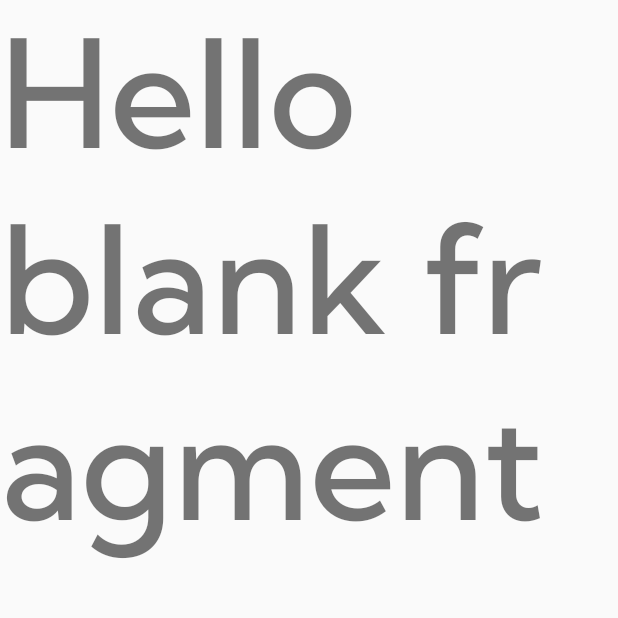
After one commit to zani22ef/TA-PM1-22DX-MMC, an Android app: the fragment ViewPagerFragment shown on its own in the app's theme, on a phone screen of 412 x 824 dp, the top half of it. The commit adds this screen. Run offline under Robolectric (Android 15) with nearby library versions, the phone set to English and light mode, and no system bars.

Commit message:
heru: membuat/menambahkan ViewPagerFragmenr

```diff
--- /dev/null
+++ b/Program/app/src/main/java/com/uti/turtleguard/onboarding/ViewPagerFragment.kt
@@ -0,0 +1,62 @@
+package com.uti.turtleguard.onboarding
+
+import android.os.Bundle
+import androidx.fragment.app.Fragment
+import android.view.LayoutInflater
+import android.view.View
+import android.view.ViewGroup
+import com.uti.turtleguard.R
+
+// TODO: Rename parameter arguments, choose names that match
+// the fragment initialization parameters, e.g. ARG_ITEM_NUMBER
+private const val ARG_PARAM1 = "param1"
+private const val ARG_PARAM2 = "param2"
+
+/**
+ * A simple [Fragment] subclass.
+ * Use the [ViewPagerFragment.newInstance] factory method to
+ * create an instance of this fragment.
+ */
+class ViewPagerFragment : Fragment() {
+    // TODO: Rename and change types of parameters
+    private var param1: String? = null
+    private var param2: String? = null
+
+    override fun onCreate(savedInstanceState: Bundle?) {
+        super.onCreate(savedInstanceState)
+        arguments?.let {
+            param1 = it.getString(ARG_PARAM1)
+            param2 = it.getString(ARG_PARAM2)
+        }
+    }
+
+    override fun onCreateView(
+        inflater: LayoutInflater, container: ViewGroup?,
+        savedInstanceState: Bundle?
+    ): View? {
+        // Inflate the layout for this fragment
+        val view = inflater.inflate(R.layout.fragment_view_pager, container, false)
+        return view
+
+    }
+
+    companion object {
+        /**
+         * Use this factory method to create a new instance of
+         * this fragment using the provided parameters.
+         *
+         * @param param1 Parameter 1.
+         * @param param2 Parameter 2.
+         * @return A new instance of fragment ViewPagerFragment.
+         */
+        // TODO: Rename and change types and number of parameters
+        @JvmStatic
+        fun newInstance(param1: String, param2: String) =
+            ViewPagerFragment().apply {
+                arguments = Bundle().apply {
+                    putString(ARG_PARAM1, param1)
+                    putString(ARG_PARAM2, param2)
+                }
+            }
+    }
+}
--- /dev/null
+++ b/Program/app/src/main/res/layout/fragment_view_pager.xml
@@ -0,0 +1,14 @@
+<?xml version="1.0" encoding="utf-8"?>
+<FrameLayout xmlns:android="http://schemas.android.com/apk/res/android"
+    xmlns:tools="http://schemas.android.com/tools"
+    android:layout_width="match_parent"
+    android:layout_height="match_parent"
+    tools:context=".onboarding.ViewPagerFragment">
+
+    <!-- TODO: Update blank fragment layout -->
+    <TextView
+        android:layout_width="match_parent"
+        android:layout_height="match_parent"
+        android:text="@string/hello_blank_fragment" />
+
+</FrameLayout>
--- a/Program/app/src/main/res/values/strings.xml
+++ b/Program/app/src/main/res/values/strings.xml
@@ -1,3 +1,5 @@
 <resources>
     <string name="app_name">MainActivity</string>
+    <!-- TODO: Remove or change this placeholder text -->
+    <string name="hello_blank_fragment">Hello blank fragment</string>
 </resources>
```
